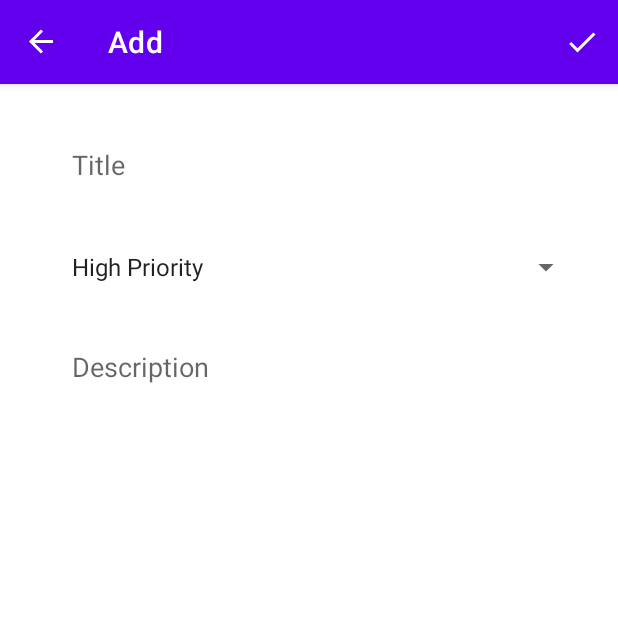
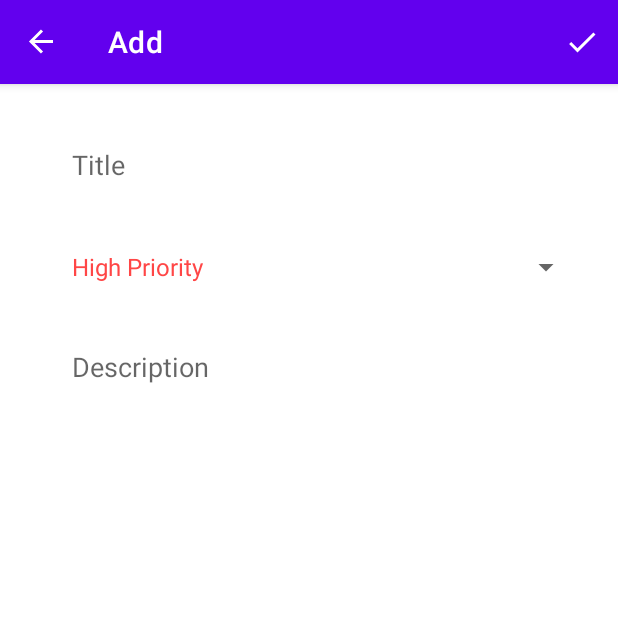
Before and after one commit to paulchibamba/Tantika, an Android app: the AddFragment screen opened through its navigation route, on a phone screen of 412 x 824 dp, the top half of it. Run offline under Robolectric (Android 15) with nearby library versions, the phone set to English and light mode, and no system bars; our stand-ins replace navigation-ui.

Commit message:
Color change to selected spinner item in Add Fragment

```diff
--- a/app/src/main/java/com/paulchibamba/tantika/fragments/SharedViewModel.kt
+++ b/app/src/main/java/com/paulchibamba/tantika/fragments/SharedViewModel.kt
@@ -2,10 +2,33 @@ package com.paulchibamba.tantika.fragments
 
 import android.app.Application
 import android.text.TextUtils
+import android.view.View
+import android.widget.AdapterView
+import android.widget.TextView
+import androidx.core.content.ContextCompat
 import androidx.lifecycle.AndroidViewModel
+import com.paulchibamba.tantika.R
 import com.paulchibamba.tantika.data.models.Priority
 
 class SharedViewModel(application: Application): AndroidViewModel(application) {
+
+    val listener: AdapterView.OnItemSelectedListener = object :
+    AdapterView.OnItemSelectedListener{
+        override fun onItemSelected(parent: AdapterView<*>?, view: View?, position: Int, id: Long) {
+            when (position){
+                0 -> { (parent?.getChildAt(0) as TextView).setTextColor(ContextCompat.getColor(application, R.color.red)) }
+                1 -> { (parent?.getChildAt(0) as TextView).setTextColor(ContextCompat.getColor(application, R.color.yellow)) }
+                2 -> { (parent?.getChildAt(0) as TextView).setTextColor(ContextCompat.getColor(application, R.color.green)) }
+
+            }
+
+        }
+
+        override fun onNothingSelected(parent: AdapterView<*>?) {
+
+        }
+    }
+
     fun verifyDataFromUser(title: String, description: String): Boolean{
         return if (TextUtils.isEmpty(title) || TextUtils.isEmpty(description)) {
             false
--- a/app/src/main/java/com/paulchibamba/tantika/fragments/add/AddFragment.kt
+++ b/app/src/main/java/com/paulchibamba/tantika/fragments/add/AddFragment.kt
@@ -37,9 +37,12 @@ class AddFragment : Fragment() {
 
         // Inflate the layout for this fragment
         val view = inflater.inflate(R.layout.fragment_add, container, false)
+
         titleEditText = view.findViewById(R.id.title_et) as EditText
         prioritySpinner = view.findViewById(R.id.priorities_spinner) as Spinner
         descriptionEditText = view.findViewById(R.id.description_et) as EditText
+
+        prioritySpinner.onItemSelectedListener = mSharedViewModel.listener
         return view
     }
 
```
